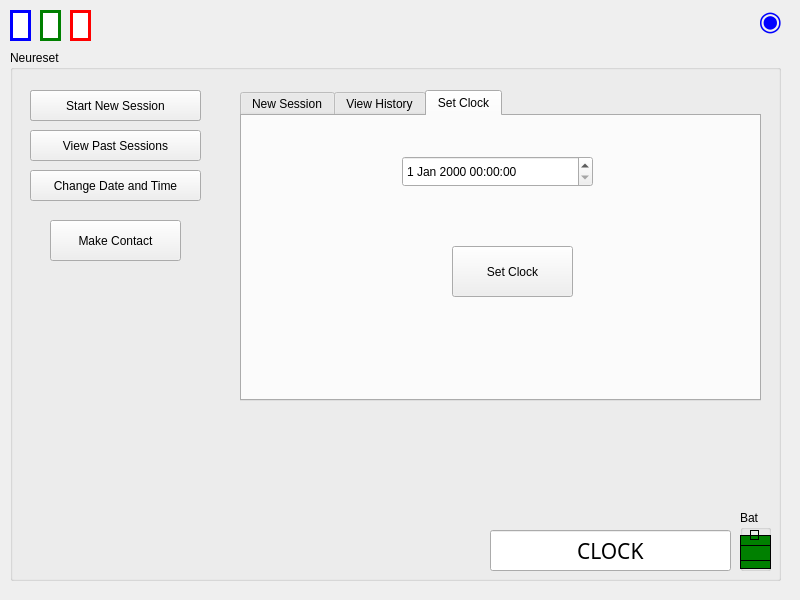
Before: the Qt Designer form mainwindow.ui in voidranjer/comp3004-final, drawn with Qt 5.
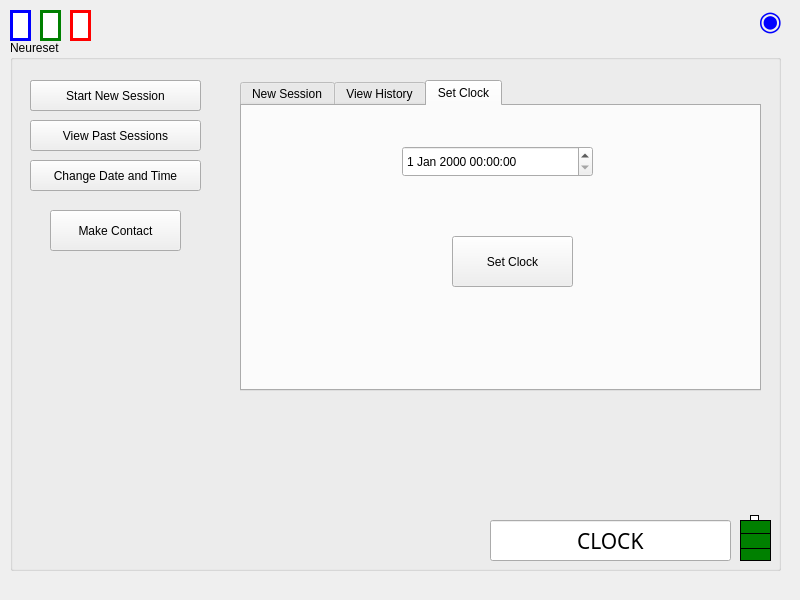
After: the same form once the commit is applied. The open tabs and pages were chosen to show the change.

Commit message: Refactored UI Components to exclude battery from neuresetBox for out of battery animation

Diff of the .ui file:
```diff
--- a/mainwindow.ui
+++ b/mainwindow.ui
@@ -106,7 +106,7 @@
     <property name="geometry">
      <rect>
       <x>10</x>
-      <y>50</y>
+      <y>40</y>
       <width>771</width>
       <height>531</height>
      </rect>
@@ -268,46 +268,15 @@
       </widget>
      </widget>
     </widget>
-    <widget class="QGroupBox" name="groupBox_2">
-     <property name="geometry">
-      <rect>
-       <x>730</x>
-       <y>460</y>
-       <width>31</width>
-       <height>61</height>
-      </rect>
-     </property>
-     <property name="title">
-      <string>Bat</string>
-     </property>
+   </widget>
      <widget class="QLabel" name="battery3">
       <property name="enabled">
        <bool>true</bool>
       </property>
       <property name="geometry">
        <rect>
-        <x>0</x>
-        <y>45</y>
-        <width>31</width>
-        <height>14</height>
-       </rect>
-      </property>
-      <property name="styleSheet">
-       <string notr="true">background-color : green;
-border: 1px solid black;</string>
-      </property>
-      <property name="text">
-       <string/>
-      </property>
-     </widget>
-     <widget class="QLabel" name="battery1">
-      <property name="enabled">
-       <bool>true</bool>
-      </property>
-      <property name="geometry">
-       <rect>
-        <x>0</x>
-        <y>25</y>
+      <x>740</x>
+      <y>545</y>
         <width>31</width>
         <height>16</height>
        </rect>
@@ -326,14 +295,34 @@
       </property>
       <property name="geometry">
        <rect>
-        <x>10</x>
-        <y>20</y>
+      <x>750</x>
+      <y>515</y>
         <width>9</width>
         <height>10</height>
        </rect>
       </property>
       <property name="styleSheet">
-       <string notr="true">border: 1px solid black;</string>
+     <string notr="true">background-color: white; border: 1px solid black;</string>
+    </property>
+    <property name="text">
+     <string/>
+    </property>
+   </widget>
+   <widget class="QLabel" name="battery1">
+    <property name="enabled">
+     <bool>true</bool>
+    </property>
+    <property name="geometry">
+     <rect>
+      <x>740</x>
+      <y>520</y>
+      <width>31</width>
+      <height>14</height>
+     </rect>
+    </property>
+    <property name="styleSheet">
+     <string notr="true">background-color : green;
+border: 1px solid black;</string>
       </property>
       <property name="text">
        <string/>
@@ -345,8 +334,8 @@
       </property>
       <property name="geometry">
        <rect>
-        <x>0</x>
-        <y>35</y>
+      <x>740</x>
+      <y>533</y>
         <width>31</width>
         <height>16</height>
        </rect>
@@ -358,8 +347,6 @@
       <property name="text">
        <string/>
       </property>
-     </widget>
-    </widget>
    </widget>
   </widget>
  </widget>
```
Left out of the diff: 3 changed lines with no effect on the pictures. Lines whose indentation alone changed are shown as unchanged. The commit also changes 1 other file.
